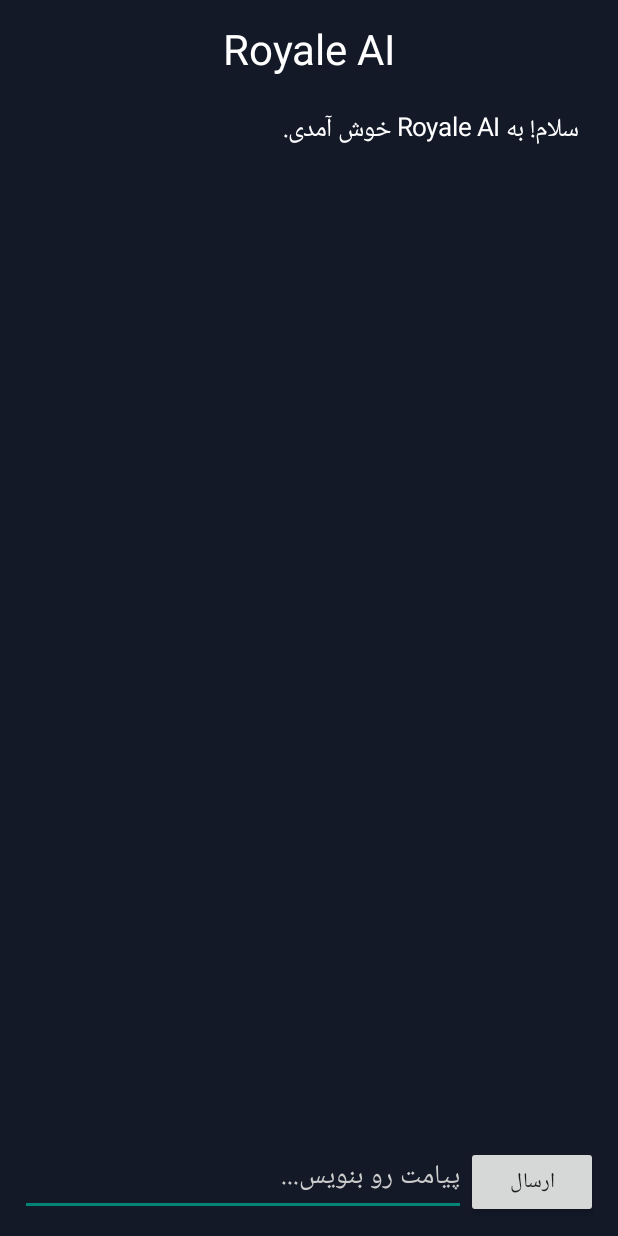
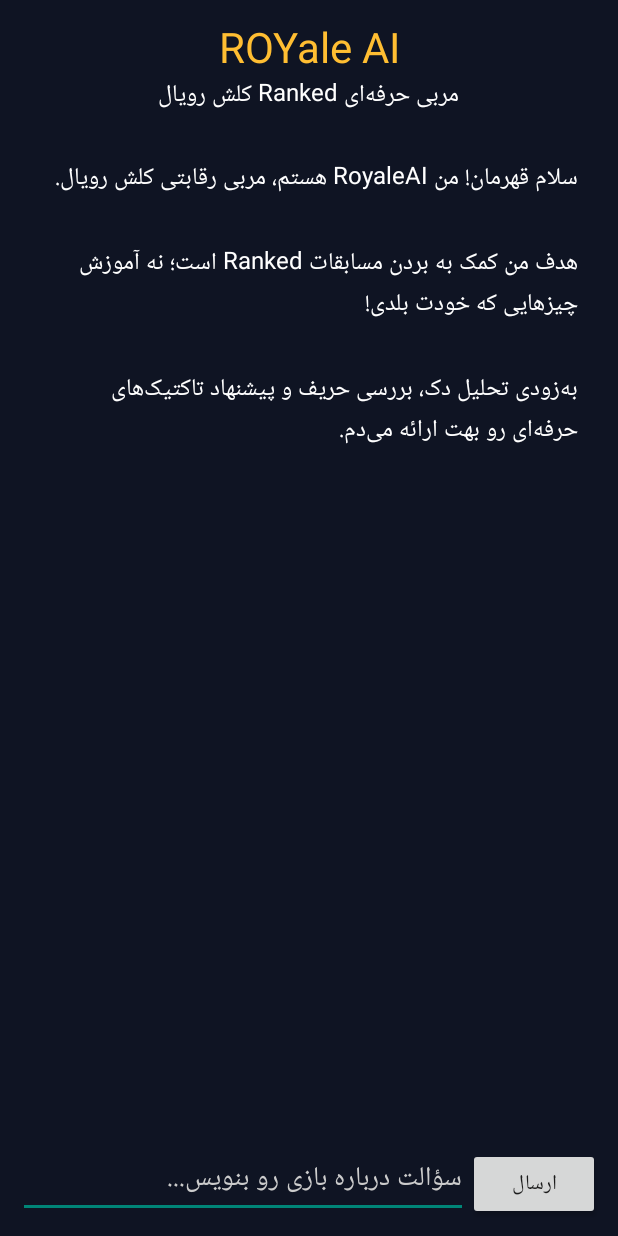
Before and after one commit to moohammadjavd10-cyber/RoyaleAI, an Android app: the screen it shows after launch (MainActivity), on a phone screen of 412 x 824 dp. Run offline under Robolectric (Android 15) with nearby library versions, the phone set to English and light mode, and no system bars.

Commit message:
Upgrade RoyaleAI Coach Screen

```diff
--- a/app/src/main/java/com/royaleai/assistant/MainActivity.kt
+++ b/app/src/main/java/com/royaleai/assistant/MainActivity.kt
@@ -1,3 +1,4 @@
+
 package com.royaleai.assistant
 
 import android.app.Activity
@@ -11,6 +12,7 @@ class MainActivity : Activity() {
 
     private lateinit var chatLayout: LinearLayout
     private lateinit var input: EditText
+
     private val white = Color.WHITE
 
     override fun onCreate(savedInstanceState: Bundle?) {
@@ -18,15 +20,22 @@ class MainActivity : Activity() {
 
         val root = LinearLayout(this)
         root.orientation = LinearLayout.VERTICAL
-        root.setPadding(20, 20, 20, 20)
-        root.setBackgroundColor(Color.rgb(20, 25, 40))
+        root.setPadding(18, 18, 18, 18)
+        root.setBackgroundColor(Color.rgb(15, 20, 35))
 
         val title = TextView(this)
-        title.text = "Royale AI"
+        title.text = "ROYale AI"
         title.textSize = 28f
-        title.setTextColor(white)
+        title.setTextColor(Color.rgb(255, 190, 50))
         title.gravity = Gravity.CENTER
         root.addView(title)
+
+        val subtitle = TextView(this)
+        subtitle.text = "مربی حرفه‌ای Ranked کلش رویال"
+        subtitle.textSize = 16f
+        subtitle.setTextColor(white)
+        subtitle.gravity = Gravity.CENTER
+        root.addView(subtitle)
 
         val scroll = ScrollView(this)
         chatLayout = LinearLayout(this)
@@ -34,22 +43,33 @@ class MainActivity : Activity() {
         chatLayout.setPadding(8, 20, 8, 20)
 
         scroll.addView(chatLayout)
-        root.addView(scroll, LinearLayout.LayoutParams(
-            ViewGroup.LayoutParams.MATCH_PARENT, 0, 1f
-        ))
+
+        root.addView(
+            scroll,
+            LinearLayout.LayoutParams(
+                ViewGroup.LayoutParams.MATCH_PARENT,
+                0,
+                1f
+            )
+        )
+
+        input = EditText(this)
+        input.hint = "سؤالت درباره بازی رو بنویس..."
+        input.setTextColor(white)
+        input.setHintTextColor(Color.LTGRAY)
+        input.setSingleLine(true)
 
         val bottom = LinearLayout(this)
         bottom.orientation = LinearLayout.HORIZONTAL
 
-        input = EditText(this)
-        input.hint = "پیامت رو بنویس..."
-        input.setTextColor(white)
-        input.setHintTextColor(Color.LTGRAY)
-        input.setSingleLine(true)
-
-        bottom.addView(input, LinearLayout.LayoutParams(
-            0, ViewGroup.LayoutParams.WRAP_CONTENT, 1f
-        ))
+        bottom.addView(
+            input,
+            LinearLayout.LayoutParams(
+                0,
+                ViewGroup.LayoutParams.WRAP_CONTENT,
+                1f
+            )
+        )
 
         val send = Button(this)
         send.text = "ارسال"
@@ -57,9 +77,12 @@ class MainActivity : Activity() {
 
         send.setOnClickListener {
             val message = input.text.toString().trim()
+
             if (message.isNotEmpty()) {
                 addMessage("شما: $message")
-                addMessage("Royale AI: پیام شما دریافت شد! اتصال هوش مصنوعی در مرحله بعد اضافه می‌شود.")
+                addMessage(
+                    "RoyaleAI: پیام دریافت شد! برای تحلیل حرفه‌ای دک، حریف و تصمیم‌های Ranked، اتصال هوش مصنوعی واقعی در مرحله بعد فعال می‌شود."
+                )
                 input.text.clear()
             }
         }
@@ -67,15 +90,30 @@ class MainActivity : Activity() {
         root.addView(bottom)
         setContentView(root)
 
-        addMessage("سلام! به Royale AI خوش آمدی.")
+        addMessage(
+            "سلام قهرمان! من RoyaleAI هستم، مربی رقابتی کلش رویال."
+        )
+        addMessage(
+            "هدف من کمک به بردن مسابقات Ranked است؛ نه آموزش چیزهایی که خودت بلدی!"
+        )
+        addMessage(
+            "به‌زودی تحلیل دک، بررسی حریف و پیشنهاد تاکتیک‌های حرفه‌ای رو بهت ارائه می‌دم."
+        )
     }
 
     private fun addMessage(message: String) {
         val text = TextView(this)
         text.text = message
-        text.textSize = 17f
+        text.textSize = 16f
         text.setTextColor(white)
-        text.setPadding(12, 12, 12, 12)
-        chatLayout.addView(text)
+        text.setPadding(14, 14, 14, 14)
+
+        val params = LinearLayout.LayoutParams(
+            ViewGroup.LayoutParams.MATCH_PARENT,
+            ViewGroup.LayoutParams.WRAP_CONTENT
+        )
+        params.setMargins(0, 8, 0, 8)
+
+        chatLayout.addView(text, params)
     }
 }
```
